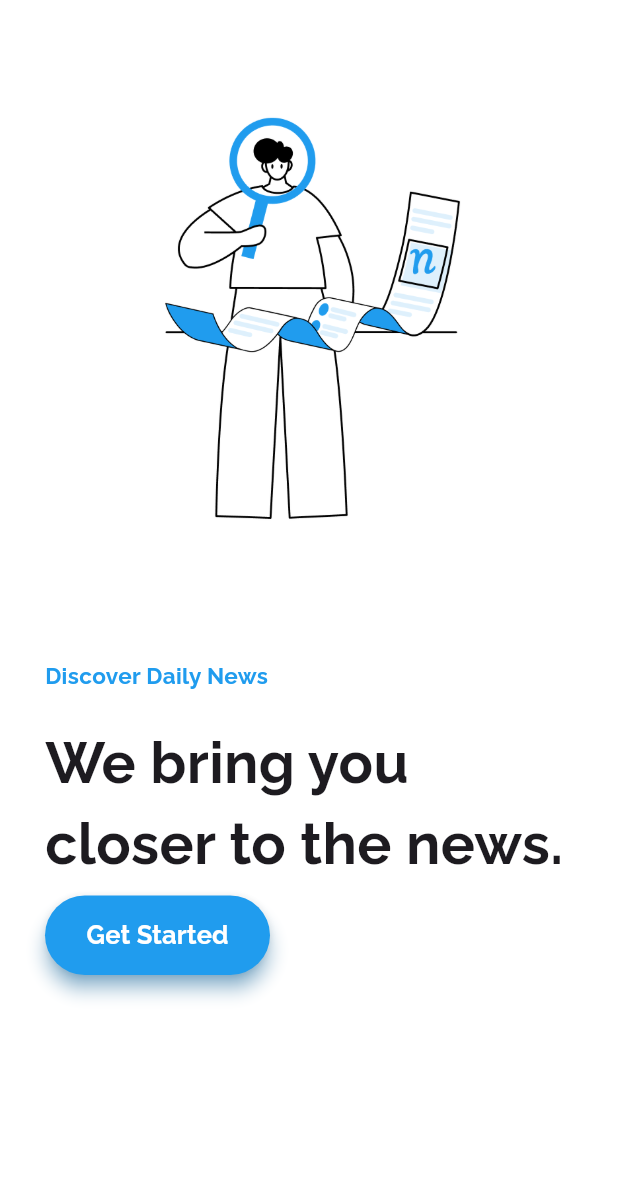
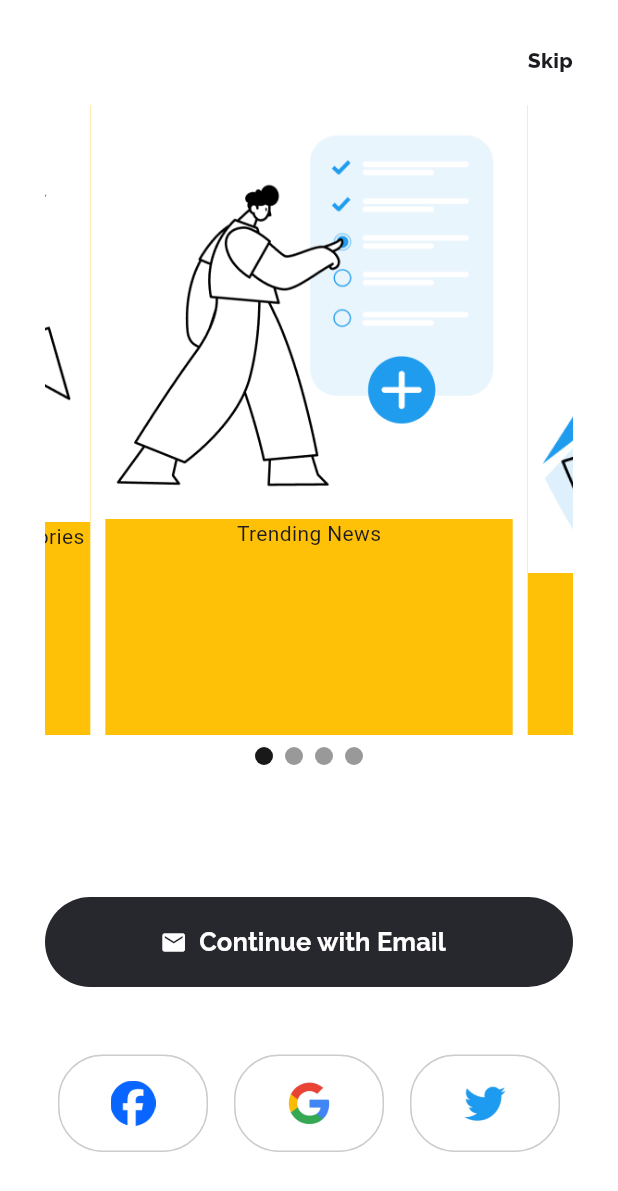
Before and after one commit to shahmir-ahmed/Newzler, a Flutter app: the screen it shows after launch, after a tap on "Get Started", on a phone screen of 412 x 824 dp. Shown: the top 1191 px of the screen. Run offline on Flutter 3.47's test engine with Material 3 defaults, Android fonts, the phone set to English and light mode, and no system bars; drawn by our look-alikes of carousel_slider; our stand-ins replace google_fonts.

Commit message:
Development of on boarding screens version 2.0
On Boarding Screens dev. v2.0

```diff
--- a/newzler/lib/configs/utils.dart
+++ b/newzler/lib/configs/utils.dart
@@ -5,6 +5,8 @@ class Utils {
   // colors
   static Color whiteColor = Colors.white;
   static Color kAppPrimaryColor = Color(0xff209CEE);
+  static Color kAppSecondaryColor = Color(0xff27272E);
+  static Color lightGreyColor = Color(0xffCCCCCC);
 
   // text style
   static TextStyle kAppPrimaryTextStyle = GoogleFonts.raleway(fontSize: 17.0, fontWeight: FontWeight.w600);
--- a/newzler/lib/presentation/views/onboarding/on_boarding_view_1.dart
+++ b/newzler/lib/presentation/views/onboarding/on_boarding_view_1.dart
@@ -1,5 +1,6 @@
 import 'package:flutter/material.dart';
 import 'package:newzler/configs/utils.dart';
+import 'package:newzler/presentation/views/onboarding/on_boarding_view_2.dart';
 import 'package:newzler/presentation/views/widgets/widgets.dart';
 
 class OnBoardingView1 extends StatelessWidget {
@@ -74,7 +75,14 @@ class OnBoardingView1 extends StatelessWidget {
 
                 // get started button
                 PrimaryButton(
-                  onPressed: () {},
+                  onPressed: () {
+                    // close this screen and show on boarding screen 2
+                    // pop
+                    Navigator.pop(context);
+                    // push
+                    Navigator.of(context).push(MaterialPageRoute(
+                        builder: (context) => OnBoardingView2()));
+                  },
                   buttonText: 'Get Started',
                   buttonWidth: 150.0,
                   buttonHeight: 53.0,
--- /dev/null
+++ b/newzler/lib/presentation/views/onboarding/on_boarding_view_2.dart
@@ -0,0 +1,166 @@
+import 'package:flutter/material.dart';
+import 'package:newzler/configs/utils.dart';
+import 'package:carousel_slider/carousel_slider.dart';
+import 'package:newzler/presentation/views/onboarding/widgets/widgets.dart';
+import 'package:newzler/presentation/views/widgets/widgets.dart';
+
+// on boarding screen 2 with slider and login options
+class OnBoardingView2 extends StatefulWidget {
+  const OnBoardingView2({super.key});
+
+  @override
+  State<OnBoardingView2> createState() => _OnBoardingView2State();
+}
+
+class _OnBoardingView2State extends State<OnBoardingView2> {
+  int _current = 0;
+  final CarouselController _controller = CarouselController();
+
+  final imgList = [
+    "assets/images/carousel-image-1.png",
+    "assets/images/carousel-image-2.png",
+    "assets/images/carousel-image-3.png",
+    "assets/images/carousel-image-4.png",
+  ];
+
+  final carouselTextList = [
+    "Trending News",
+    "React, Save & Share News",
+    "Video & live News from Youtube",
+    "Browse News From Variety of Categories",
+  ];
+
+  @override
+  Widget build(BuildContext context) {
+    return Scaffold(
+      backgroundColor: Utils.whiteColor,
+      body: _getBody(context),
+    );
+  }
+
+  // body
+  _getBody(context) {
+    return SafeArea(
+        child: Container(
+            // color: Colors.amber,
+            padding: EdgeInsets.all(30.0),
+            width: MediaQuery.of(context).size.width,
+            child: Column(children: [
+              // skip text
+              Row(
+                mainAxisAlignment: MainAxisAlignment.end,
+                children: [
+                  // text
+                  GestureDetector(
+                    onTap: () {
+                      // show on boarding screen 3
+                    },
+                    child: Text(
+                      'Skip',
+                      style: Utils.kAppPrimaryTextStyle.copyWith(
+                          fontWeight: FontWeight.w800, fontSize: 14.0),
+                    ),
+                  )
+                ],
+              ),
+
+              // space
+              SizedBox(
+                height: 20.0,
+              ),
+
+              // carousel
+              CarouselSlider(
+                carouselController: _controller,
+                options: CarouselOptions(
+                    height: 420.0,
+                    onPageChanged: (index, reason) {
+                      setState(() {
+                        _current = index;
+                      });
+                    }),
+                items: [0, 1, 2, 3].map((i) {
+                  return Builder(
+                    builder: (BuildContext context) {
+                      return Container(
+                          width: MediaQuery.of(context).size.width,
+                          margin: EdgeInsets.symmetric(horizontal: 5.0),
+                          decoration: BoxDecoration(color: Colors.amber),
+                          child: Column(
+                            children: [
+                              // image
+                              Image(image: AssetImage(imgList[i])),
+                              // text
+                              Text(carouselTextList[i])
+                            ],
+                          ));
+                    },
+                  );
+                }).toList(),
+              ),
+
+              // indiactor row
+              Row(
+                mainAxisAlignment: MainAxisAlignment.center,
+                children: imgList.asMap().entries.map((entry) {
+                  return GestureDetector(
+                    onTap: () => _controller.animateToPage(entry.key),
+                    child: Container(
+                      width: 12.0,
+                      height: 12.0,
+                      margin:
+                          EdgeInsets.symmetric(vertical: 8.0, horizontal: 4.0),
+                      decoration: BoxDecoration(
+                          shape: BoxShape.circle,
+                          color: (Theme.of(context).brightness ==
+                                      Brightness.dark
+                                  ? Colors.white
+                                  : Colors.black)
+                              .withOpacity(_current == entry.key ? 0.9 : 0.4)),
+                    ),
+                  );
+                }).toList(),
+              ),
+
+              // space
+              SizedBox(
+                height: 80.0,
+              ),
+
+              // login buttons
+              // primary button with icon for email login
+              PrimaryButton(
+                onPressed: () {},
+                buttonText: 'Continue with Email',
+                icon: Icon(Icons.mail),
+                fontColor: Utils.whiteColor,
+                bgColor: Utils.kAppSecondaryColor,
+                buttonWidth: MediaQuery.of(context).size.width - 40,
+                buttonHeight: 60.0,
+              ),
+
+              // space
+              SizedBox(
+                height: 45.0,
+              ),
+
+              // social login buttons in row
+              Row(
+                mainAxisAlignment: MainAxisAlignment.spaceAround,
+                children: [
+                  // icon buttons
+                  // fb login button
+                  SocialLoginButton(
+                      onPressed: () {},
+                      iconImage: AssetImage('assets/images/fb-logo.png')),
+                  SocialLoginButton(
+                      onPressed: () {},
+                      iconImage: AssetImage('assets/images/google-logo.png')),
+                  SocialLoginButton(
+                      onPressed: () {},
+                      iconImage: AssetImage('assets/images/twitter-logo.png')),
+                ],
+              )
+            ])));
+  }
+}
--- /dev/null
+++ b/newzler/lib/presentation/views/onboarding/widgets/widgets.dart
@@ -0,0 +1,26 @@
+// icon button widget for social login
+import 'package:flutter/material.dart';
+import 'package:newzler/configs/utils.dart';
+
+class SocialLoginButton extends StatelessWidget {
+  SocialLoginButton({required this.onPressed, required this.iconImage});
+
+  VoidCallback onPressed;
+  AssetImage iconImage;
+
+  @override
+  Widget build(BuildContext context) {
+    return ElevatedButton(
+      onPressed: onPressed,
+      style: ButtonStyle(
+          backgroundColor: WidgetStatePropertyAll(Utils.whiteColor),
+          elevation: WidgetStatePropertyAll(0.0),
+          shape: WidgetStatePropertyAll(RoundedRectangleBorder(
+              borderRadius: BorderRadius.circular(30.0),
+              side: BorderSide(color: Utils.lightGreyColor))),
+          minimumSize: WidgetStatePropertyAll(Size(100.0, 65.0)),
+          overlayColor: WidgetStatePropertyAll(Utils.whiteColor)),
+      child: Image(image: iconImage, width: 30, height: 30),
+    );
+  }
+}
--- a/newzler/lib/presentation/views/widgets/widgets.dart
+++ b/newzler/lib/presentation/views/widgets/widgets.dart
@@ -1,5 +1,3 @@
-import 'dart:ffi';
-import 'dart:ui' as ui;
 import 'package:flutter/material.dart';
 import 'package:newzler/configs/utils.dart';
 
@@ -8,24 +6,47 @@ class PrimaryButton extends StatelessWidget {
       {required this.onPressed,
       required this.buttonText,
       this.buttonWidth,
-      this.buttonHeight});
+      this.buttonHeight,
+      this.icon,
+      this.fontColor,
+      this.bgColor});
 
   VoidCallback onPressed;
   String buttonText;
   double? buttonWidth;
   double? buttonHeight;
+  // for elevated icon button for continue with email
+  Icon? icon;
+  Color? fontColor;
+  Color? bgColor;
 
   @override
   Widget build(BuildContext context) {
     return SizedBox(
       width: buttonWidth != null ? buttonWidth! : 88.0,
       height: buttonHeight != null ? buttonHeight! : 36.0,
-      child: ElevatedButton(
+      child: icon != null
+          ? ElevatedButton.icon(
+              onPressed: onPressed,
+              label: Text(
+                buttonText,
+                style: Utils.kAppPrimaryTextStyle
+                    .copyWith(fontWeight: FontWeight.bold),
+              ),
+              style: ButtonStyle(
+                backgroundColor: WidgetStatePropertyAll(bgColor),
+                elevation: WidgetStatePropertyAll(0.0),
+                foregroundColor: WidgetStatePropertyAll(fontColor),
+                // fixedSize: buttonWidth!=null ? WidgetStatePropertyAll(ui.Size.fromWidth(buttonWidth!)) : null
+              ),
+              icon: icon,
+            )
+          : ElevatedButton(
               onPressed: onPressed,
               child: Text(
                 buttonText,
-          style:
-              Utils.kAppPrimaryTextStyle.copyWith(fontWeight: FontWeight.bold),
+                style: Utils.kAppPrimaryTextStyle
+                    .copyWith(fontWeight: FontWeight.bold),
               ),
               style: ButtonStyle(
                 backgroundColor: WidgetStatePropertyAll(Utils.kAppPrimaryColor),
--- a/newzler/pubspec.yaml
+++ b/newzler/pubspec.yaml
@@ -37,6 +37,7 @@ dependencies:
   cupertino_icons: ^1.0.6
 
   google_fonts: ^6.2.1
+  carousel_slider: ^4.2.1
 
 dev_dependencies:
   flutter_test:
```
Also changed, not shown: newzler/assets/images/carousel-image-1.png (added), newzler/assets/images/carousel-image-2.png (added), newzler/assets/images/carousel-image-3.png (added), newzler/assets/images/carousel-image-4.png (added), newzler/assets/images/carousel-image-5.png (added), newzler/assets/images/fb-logo.png (added), newzler/assets/images/google-logo.png (added), newzler/assets/images/twitter-logo.png (added), newzler/pubspec.lock. Lines whose indentation alone changed are shown as unchanged.
